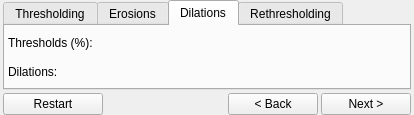
Before: the Qt Designer form Code/Gui/MITK/Plugins/uk.ac.ucl.cmic.midasmorphologicalsegmentor/src/internal/MIDASMorphologicalSegmentorViewControls.ui in NifTK/NifTK, drawn with Qt 5.
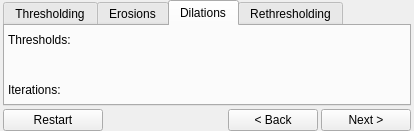
After: the same form once the commit is applied. The open tabs and pages were chosen to show the change. Custom widgets are drawn as their Qt base class.

Patch:
```diff
--- a/Code/Gui/MITK/Plugins/uk.ac.ucl.cmic.midasmorphologicalsegmentor/src/internal/MIDASMorphologicalSegmentorViewControls.ui
+++ b/Code/Gui/MITK/Plugins/uk.ac.ucl.cmic.midasmorphologicalsegmentor/src/internal/MIDASMorphologicalSegmentorViewControls.ui
@@ -7,7 +7,7 @@
     <x>0</x>
     <y>0</y>
     <width>414</width>
-    <height>115</height>
+    <height>131</height>
    </rect>
   </property>
   <property name="windowTitle">
@@ -172,14 +172,21 @@
        <property name="spacing">
         <number>3</number>
        </property>
-       <item row="1" column="0">
+       <item row="2" column="0">
         <widget class="QLabel" name="m_DilationsNumberOfDilationsLabel">
          <property name="text">
-          <string>Dilations:</string>
+          <string>Iterations:</string>
          </property>
         </widget>
        </item>
-       <item row="0" column="1">
+       <item row="2" column="1">
+        <widget class="ctkSliderWidget" name="m_DilationsNumberOfDilationsSlider" native="true">
+         <property name="focusPolicy">
+          <enum>Qt::WheelFocus</enum>
+         </property>
+        </widget>
+       </item>
+       <item row="1" column="0" colspan="2">
         <widget class="ctkRangeWidget" name="m_DilationsThresholdsSlider" native="true">
          <property name="sizePolicy">
           <sizepolicy hsizetype="Preferred" vsizetype="Preferred">
@@ -192,17 +199,10 @@
          </property>
         </widget>
        </item>
-       <item row="0" column="0">
+       <item row="0" column="0" colspan="2">
         <widget class="QLabel" name="m_DilationsThresholdsLabel">
          <property name="text">
-          <string>Thresholds (%):</string>
-         </property>
-        </widget>
-       </item>
-       <item row="1" column="1">
-        <widget class="ctkSliderWidget" name="m_DilationsNumberOfDilationsSlider" native="true">
-         <property name="focusPolicy">
-          <enum>Qt::WheelFocus</enum>
+          <string>Thresholds:</string>
          </property>
         </widget>
        </item>
```
Left out of the diff: 86 changed lines with no effect on the pictures.
